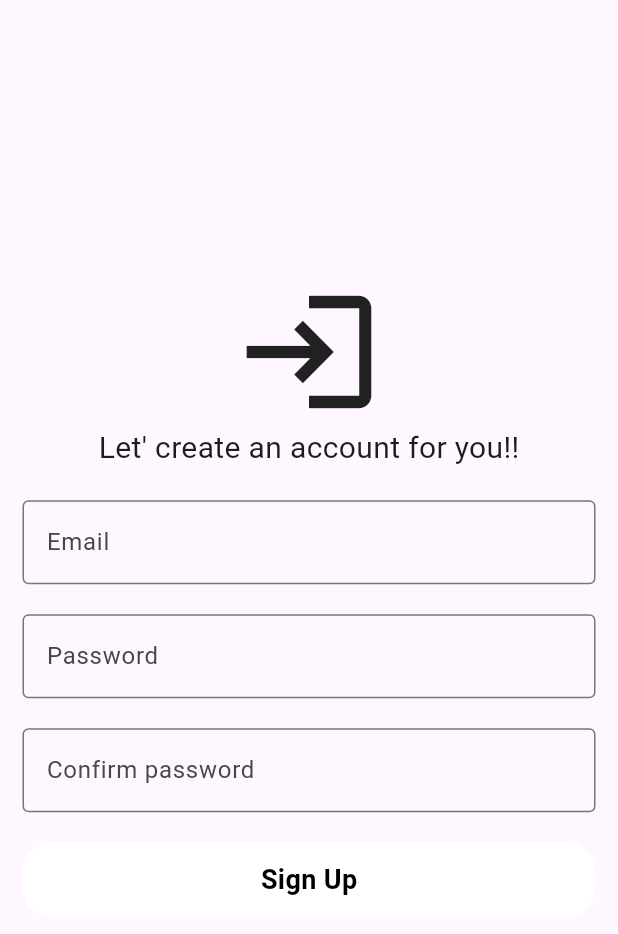
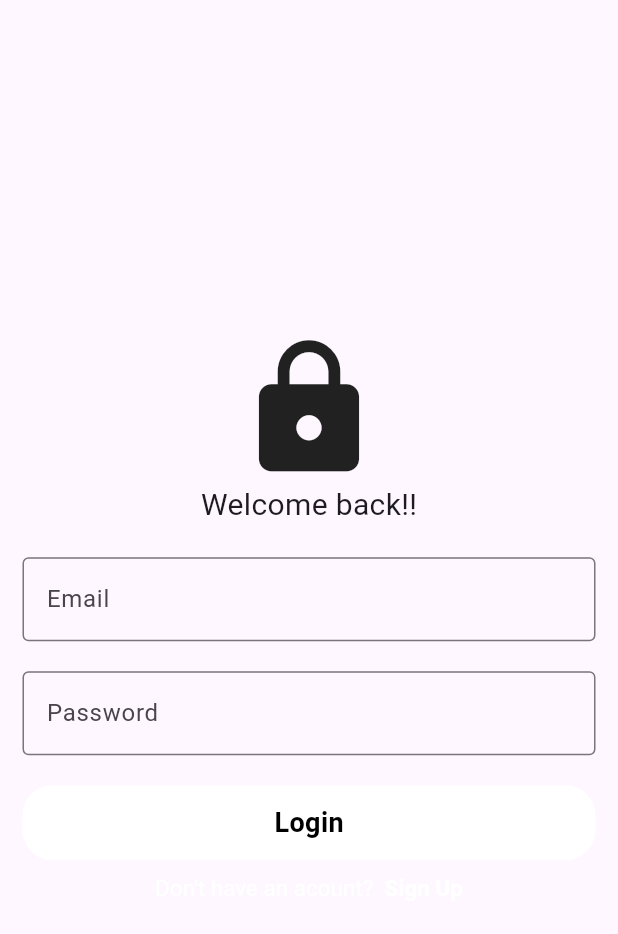
Before and after one commit to azizbek123411/project_x, a Flutter app: the screen it shows after launch, on a phone screen of 412 x 824 dp. Shown: the top 934 px of the screen. Run offline on Flutter 3.47's test engine with Material 3 defaults, Android fonts, the phone set to English and light mode, and no system bars.

```diff
--- a/lib/main.dart
+++ b/lib/main.dart
@@ -1,7 +1,6 @@
 import 'package:flutter/material.dart';
-import 'package:project_x/pages/auth_pages/login_page.dart';
-import 'package:project_x/pages/auth_pages/register_page.dart';
-import 'package:project_x/pages/main_page.dart';
+
+import 'package:project_x/service/auth/login_register.dart';
 
 void main() {
   runApp(const MyApp());
@@ -16,7 +15,7 @@ class MyApp extends StatelessWidget {
       debugShowCheckedModeBanner: false,
       title: 'Flutter Demo',
      darkTheme: ThemeData.dark(),
-      home: RegisterPage(),
+      home: LoginRegister(),
     );
   }
 }
--- a/lib/pages/auth_pages/login_page.dart
+++ b/lib/pages/auth_pages/login_page.dart
@@ -6,7 +6,8 @@ import 'package:project_x/widgets/auth_fields.dart';
 import 'package:project_x/widgets/buttons.dart';
 
 class LoginPage extends StatefulWidget {
-  const LoginPage({super.key});
+  final void Function()? onTap;
+  const LoginPage({super.key,required this.onTap});
 
   @override
   State<LoginPage> createState() => _LoginPageState();
@@ -61,7 +62,7 @@ class _LoginPageState extends State<LoginPage> {
                         text: '  Sign Up',
                         style: TextStyle(
                             fontSize: 15, fontWeight: FontWeight.bold),
-                        recognizer: TapGestureRecognizer()..onTap = () {})
+                        recognizer: TapGestureRecognizer()..onTap = widget.onTap),
                   ]))
             ],
           ),
--- a/lib/pages/auth_pages/register_page.dart
+++ b/lib/pages/auth_pages/register_page.dart
@@ -7,7 +7,8 @@ import '../../widgets/auth_fields.dart';
 import '../../widgets/buttons.dart';
 
 class RegisterPage extends StatefulWidget {
-  const RegisterPage({super.key});
+  final void Function()? onTap;
+  const RegisterPage({super.key,required this.onTap});
 
   @override
   State<RegisterPage> createState() => _RegisterPageState();
@@ -67,7 +68,7 @@ class _RegisterPageState extends State<RegisterPage> {
                         text: '  Login',
                         style: TextStyle(
                             fontSize: 15, fontWeight: FontWeight.bold),
-                        recognizer: TapGestureRecognizer()..onTap = () {})
+                        recognizer: TapGestureRecognizer()..onTap = widget.onTap,)
                   ]))
             ],
           ),
--- /dev/null
+++ b/lib/service/auth/login_register.dart
@@ -0,0 +1,27 @@
+import 'package:flutter/material.dart';
+import 'package:project_x/pages/auth_pages/login_page.dart';
+import 'package:project_x/pages/auth_pages/register_page.dart';
+
+class LoginRegister extends StatefulWidget {
+  const LoginRegister({super.key});
+
+  @override
+  State<LoginRegister> createState() => _LoginRegisterState();
+}
+
+class _LoginRegisterState extends State<LoginRegister> {
+  bool isLogin=true;
+  void toggle(){
+    setState(() {
+      isLogin=!isLogin;
+    });
+  }
+  @override
+  Widget build(BuildContext context) {
+    if(isLogin){
+      return LoginPage(onTap: toggle,);
+    }else{
+      return RegisterPage(onTap: toggle,);
+    }
+  }
+}
```
